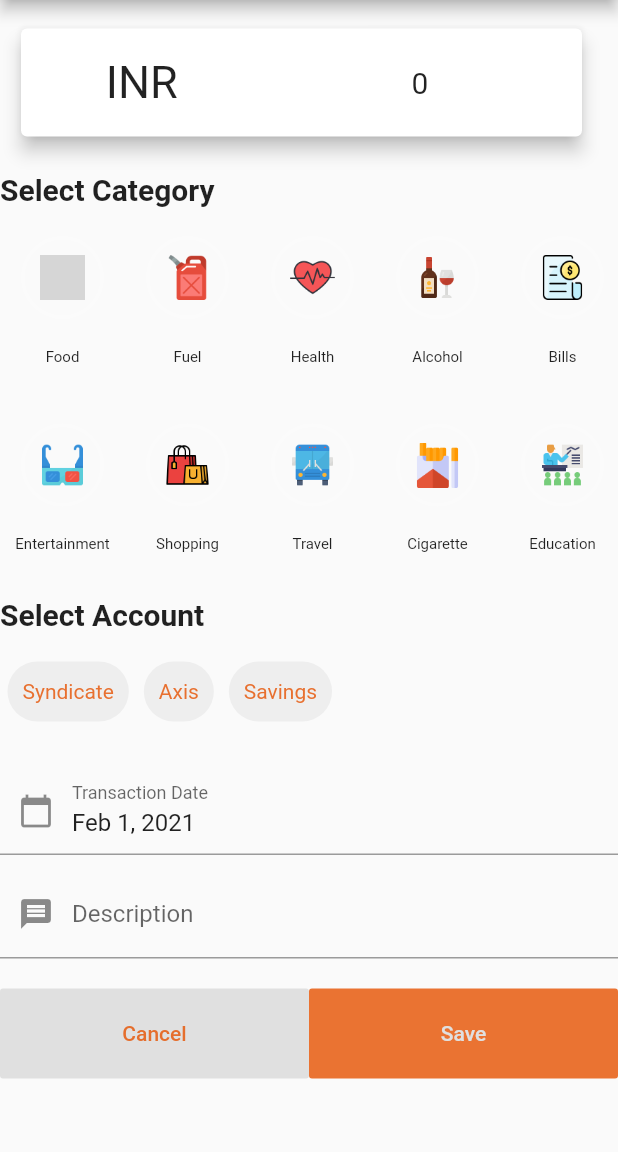
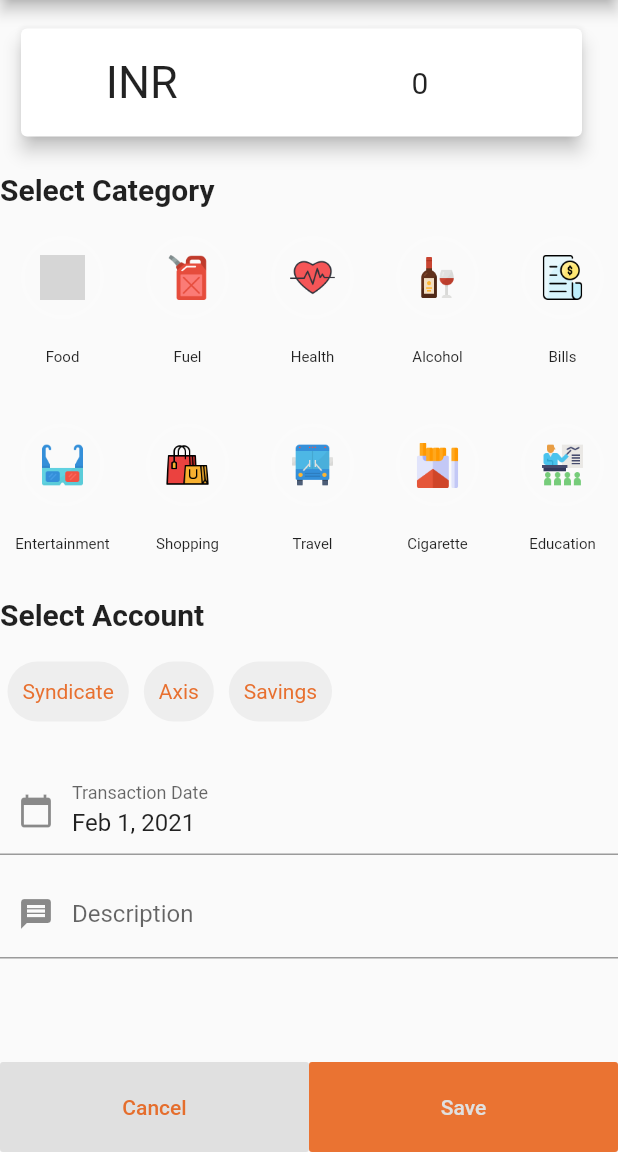
Before and after one commit to DevendraJ/xpenso, a Flutter app: the NewTransaction screen opened directly, on a phone screen of 412 x 824 dp, the part 84-1236 px from its top. Run offline on Flutter 3.47's test engine with Material 2 defaults, Android fonts, the phone set to English and light mode, and no system bars; drawn by our look-alikes of date_time_picker; our stand-ins replace month_picker_dialog; grey boxes are pictures that could not be loaded.

Commit message:
Moved Save, Cancel buttons into bottomNavigationBar in new_transactions.dart;

```diff
--- a/lib/utility/data_store.dart
+++ b/lib/utility/data_store.dart
@@ -12,6 +12,7 @@ class DataStore {
       categoryType: CategoryType.expense,
       primaryAccountId: 1,
       // categoryId: 1,
+      isDeleted: true,
     ),
     Transaction(
       id: 1,
@@ -114,7 +115,7 @@ class DataStore {
   ];
 
   static List<Transaction> getTransactionsForMonth(DateTime dataMonth) {
-    return _transactions;
+    return _transactions.where((tx) => !tx.isDeleted).toList();
   }
 
   static void addTx(Transaction tx) {
@@ -292,6 +293,7 @@ class Transaction {
   int primaryAccountId;
   int secondaryAccountId;
   int categoryId;
+  bool isDeleted;
 
   Transaction({
     this.id,
@@ -302,6 +304,7 @@ class Transaction {
     @required this.primaryAccountId,
     this.secondaryAccountId,
     this.categoryId,
+    this.isDeleted = false,
   });
 }
 
--- a/lib/widgets/new_transaction.dart
+++ b/lib/widgets/new_transaction.dart
@@ -334,8 +334,11 @@ class _NewTransactionState extends State<NewTransaction> {
                     )),
                 controller: descController,
               ),
-              SizedBox(height: 20),
-              Row(
+            ],
+          ),
+        ),
+      ),
+      bottomNavigationBar: Row(
         children: [
           FlatButton(
             onPressed: () {
@@ -374,10 +377,6 @@ class _NewTransactionState extends State<NewTransaction> {
           )
         ],
       ),
-            ],
-          ),
-        ),
-      ),
     );
   }
 }
```
Lines whose indentation alone changed are shown as unchanged.
